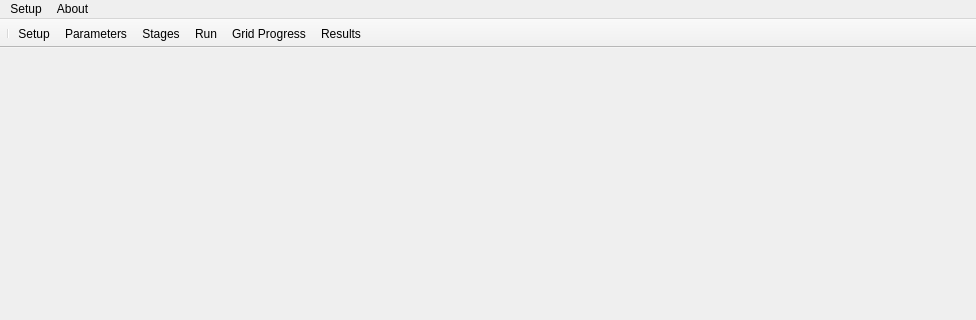
Above: mainframe.ui from hallamlab/MetaPathwaysGUI before the change; both pictures show x 0 to 976 and y 0 to 320 of the 976 by 543 pixel window. Below: the same form after it.
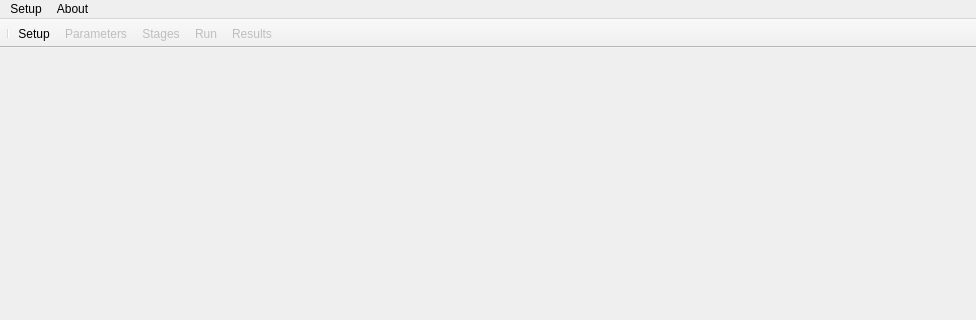
That is the form after the change.

Diff of the .ui file:
```diff
--- a/mainframe.ui
+++ b/mainframe.ui
@@ -127,7 +127,6 @@
    <addaction name="actionRunParams"/>
    <addaction name="actionStages"/>
    <addaction name="actionRun"/>
-   <addaction name="actionGridProgress"/>
    <addaction name="actionResults"/>
   </widget>
   <widget class="QToolBar" name="leftToolBar">
@@ -147,16 +146,17 @@
    </property>
   </action>
   <action name="actionRun">
+   <property name="enabled">
+    <bool>false</bool>
+   </property>
    <property name="text">
     <string>Run</string>
    </property>
   </action>
-  <action name="actionGridProgress">
-   <property name="text">
-    <string>Grid Progress</string>
-   </property>
-  </action>
   <action name="actionResults">
+   <property name="enabled">
+    <bool>false</bool>
+   </property>
    <property name="text">
     <string>Results</string>
    </property>
@@ -188,11 +188,17 @@
    </property>
   </action>
   <action name="actionRunParams">
+   <property name="enabled">
+    <bool>false</bool>
+   </property>
    <property name="text">
     <string>Parameters</string>
    </property>
   </action>
   <action name="actionStages">
+   <property name="enabled">
+    <bool>false</bool>
+   </property>
    <property name="text">
     <string>Stages</string>
    </property>
```
